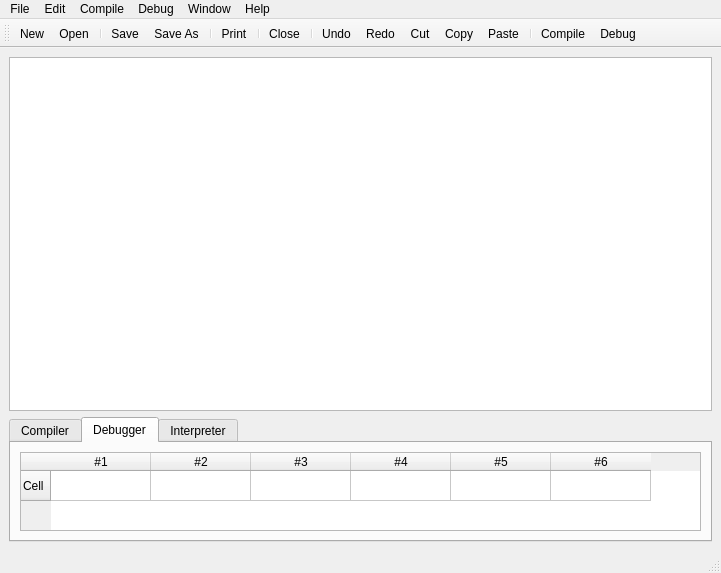
BackupTheBerlios/bf-dev-svn, file trunk/src/mainwindow.ui: the form before one commit.
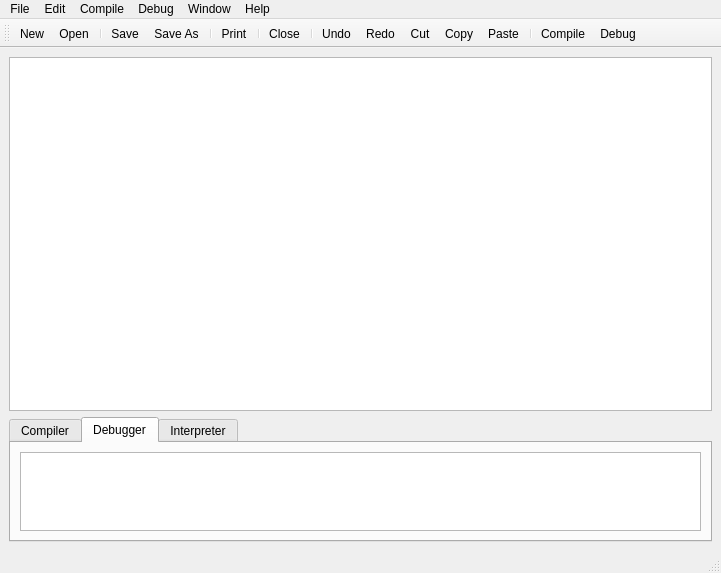
The form after the commit. The open tabs and pages were chosen to show the change. Icons and pictures are not drawn.

Patch:
```diff
--- a/trunk/src/mainwindow.ui
+++ b/trunk/src/mainwindow.ui
@@ -84,43 +84,7 @@
          <number>6</number>
         </property>
         <item>
-         <widget class="QTableWidget" name="tableWidget" >
-          <row>
-           <property name="text" >
-            <string>Cell </string>
-           </property>
-          </row>
-          <column>
-           <property name="text" >
-            <string>#1</string>
-           </property>
-          </column>
-          <column>
-           <property name="text" >
-            <string>#2</string>
-           </property>
-          </column>
-          <column>
-           <property name="text" >
-            <string>#3</string>
-           </property>
-          </column>
-          <column>
-           <property name="text" >
-            <string>#4</string>
-           </property>
-          </column>
-          <column>
-           <property name="text" >
-            <string>#5</string>
-           </property>
-          </column>
-          <column>
-           <property name="text" >
-            <string>#6</string>
-           </property>
-          </column>
-         </widget>
+         <widget class="QTableView" name="debugger" />
         </item>
        </layout>
       </widget>
```
Left out of the diff: 6 changed lines with no effect on the pictures.
